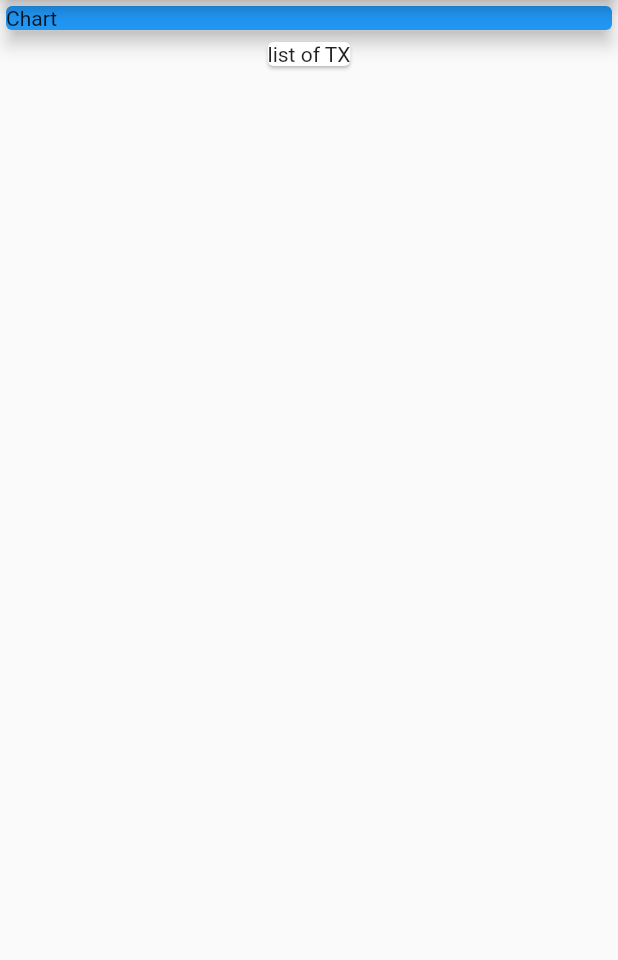
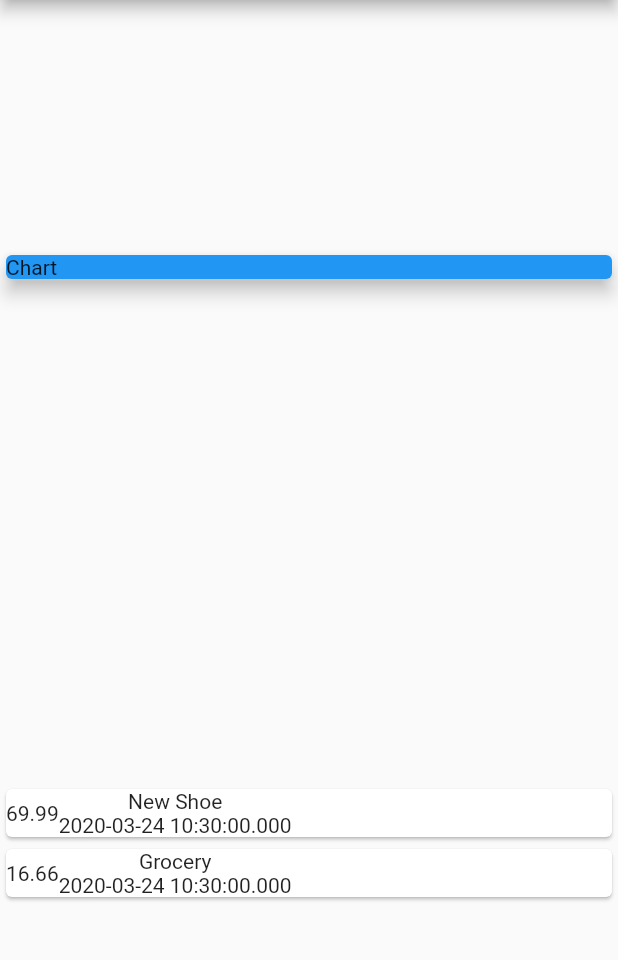
Before and after one commit to donnyboi/simplefinance, a Flutter app: the screen it shows after launch, on a phone screen of 412 x 824 dp, the part 84-1044 px from its top. Run offline on Flutter 3.47's test engine with Material 2 defaults, Android fonts, the phone set to English and light mode, and no system bars.

Commit message:
second commut

```diff
--- a/lib/main.dart
+++ b/lib/main.dart
@@ -1,4 +1,6 @@
 import 'package:flutter/material.dart';
+
+import './transaction.dart';
 
 void main() {
   runApp(MyApp());
@@ -28,6 +30,11 @@
 }
 
 class MyHomePage extends StatelessWidget {
+  final List<Transaction> transactions = [
+    Transaction(
+        id: 't1', title: 'New Shoe', amount: 69.99, date: DateTime.now()),
+    Transaction(id: 't2', title: 'Grocery', amount: 16.66, date: DateTime.now())
+  ];
   @override
   Widget build(BuildContext context) {
     // This method is rerun every time setState is called, for instance as done
@@ -43,13 +50,40 @@
           title: Text('Simple Finance App'),
         ),
         body: Column(
+          mainAxisAlignment: MainAxisAlignment.spaceAround,
+          crossAxisAlignment: CrossAxisAlignment.stretch,
           children: <Widget>[
-            Card(
-              color: Colors.blue,
-              child: Container(width: double.infinity, child: Text('Chart')),
-              elevation: 5,
+            Container(
+              width: double.infinity,
+              child: Card(
+                color: Colors.blue,
+                child: Text('Chart'),
+                elevation: 5,
+              ),
             ),
-            Card(child: Text('list of TX'))
+            Column(
+              children: transactions.map((tx) {
+                return Card(
+                  child: Row(
+                    children: <Widget>[
+                      Container(
+                        child: Text(
+                          tx.amount.toString(),
+                        ),
+                      ),
+                      Column(
+                        children: <Widget>[
+                          Text(tx.title),
+                          Text(
+                            tx.date.toString(),
+                          )
+                        ],
+                      ),
+                    ],
+                  ),
+                );
+              }).toList(),
+            )
           ],
         ));
   }
--- /dev/null
+++ b/lib/transaction.dart
@@ -0,0 +1,14 @@
+import 'package:flutter/foundation.dart';
+
+class Transaction {
+  final String id;
+  final String title;
+  final double amount;
+  final DateTime date;
+
+  Transaction(
+      {@required this.id,
+      @required this.title,
+      @required this.amount,
+      @required this.date});
+}
```
